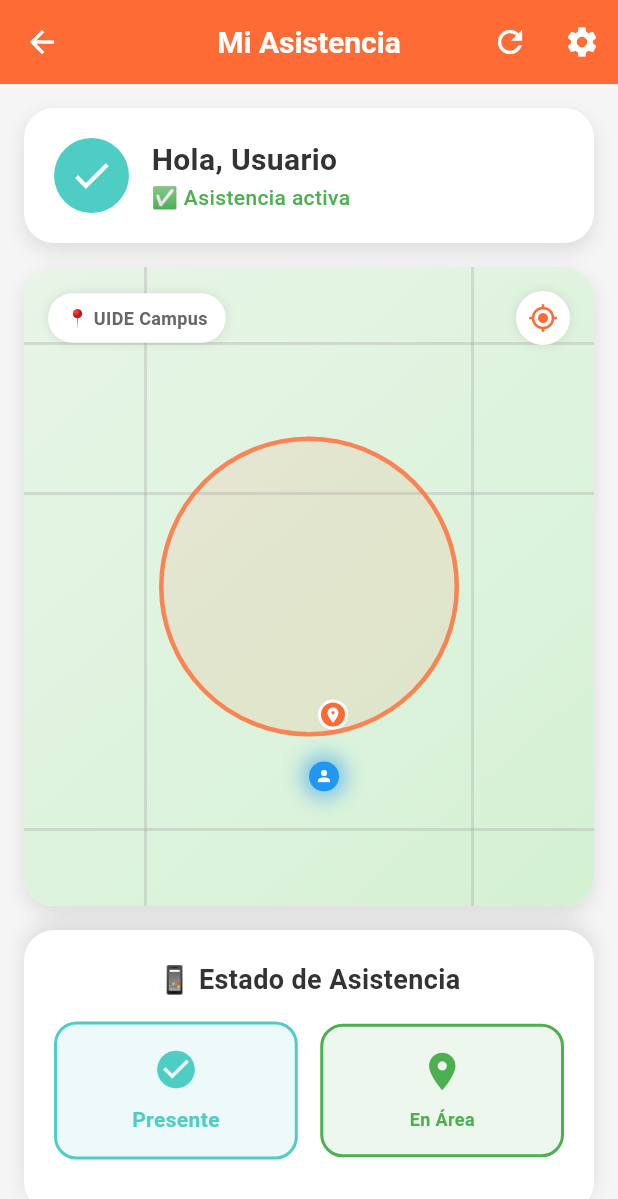
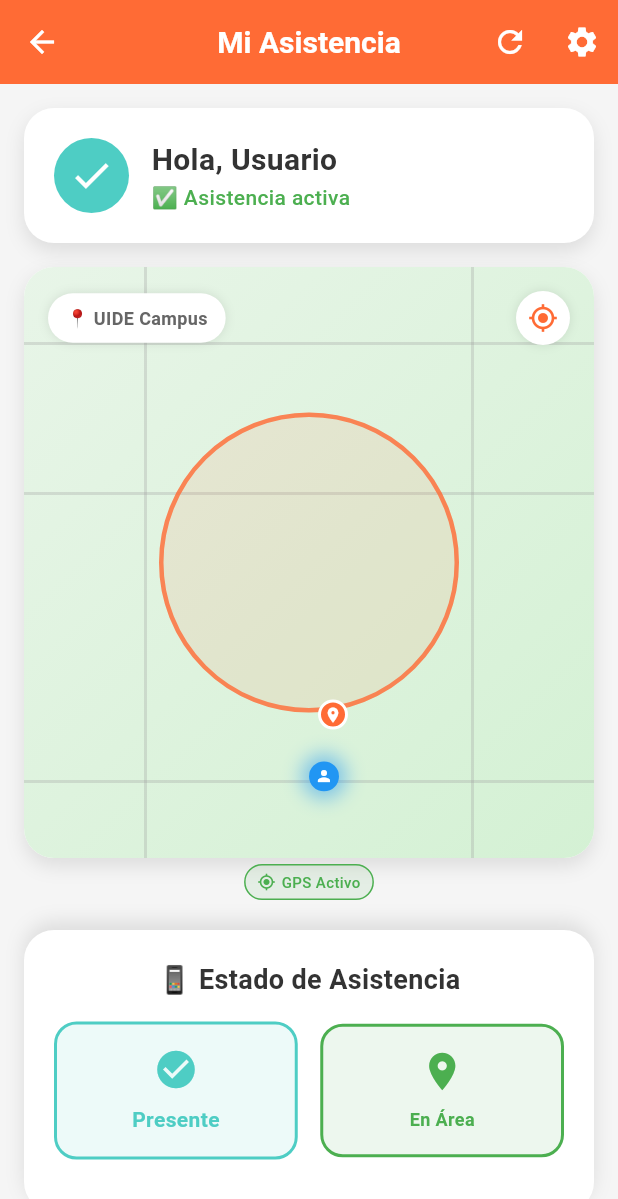
Before and after one commit to nicevall/GeoAsist_Front, a Flutter app: the MapViewScreen screen opened by its route, on a phone screen of 412 x 824 dp. Shown: the top 1199 px of the screen. Run offline on Flutter 3.47's test engine with Material 3 defaults, Android fonts, the phone set to English and light mode, and no system bars; our stand-ins replace geolocator, shared_preferences; missing offline and left inert: workmanager; accounts and stored records are empty; network calls fail.

Commit message:
🩹 Fix warnings

```diff
--- a/lib/screens/map_view/map_view_screen.dart
+++ b/lib/screens/map_view/map_view_screen.dart
@@ -420,11 +420,12 @@ class _MapViewScreenState extends State<MapViewScreen>
   Future<void> _checkLocationPermissions() async {
     final hasPermissions = await _permissionService.hasLocationPermissions();
 
+    setState(() => _hasLocationPermissions = hasPermissions);
+
     if (hasPermissions) {
-      setState(() => _hasLocationPermissions = true);
       _startRealLocationTracking();
-    } else if (widget.isStudentMode) {
-      // Solo para estudiantes - solicitar permisos
+    } else {
+      // AMBOS roles necesitan GPS - solicitar permisos
       _showPermissionDialog();
     }
   }
@@ -698,6 +699,42 @@ class _MapViewScreenState extends State<MapViewScreen>
             ),
           ),
 
+          // Indicador GPS para TODOS los usuarios
+          // Indicador GPS para TODOS los usuarios
+          Container(
+            margin: const EdgeInsets.symmetric(horizontal: 16, vertical: 4),
+            padding: const EdgeInsets.symmetric(horizontal: 8, vertical: 4),
+            decoration: BoxDecoration(
+              color: (_hasLocationPermissions ? Colors.green : Colors.red)
+                  .withValues(alpha: 0.1),
+              borderRadius: BorderRadius.circular(12),
+              border: Border.all(
+                color: _hasLocationPermissions ? Colors.green : Colors.red,
+                width: 1,
+              ),
+            ),
+            child: Row(
+              mainAxisSize: MainAxisSize.min,
+              mainAxisAlignment: MainAxisAlignment.center,
+              children: [
+                Icon(
+                  _hasLocationPermissions ? Icons.gps_fixed : Icons.gps_off,
+                  size: 12,
+                  color: _hasLocationPermissions ? Colors.green : Colors.red,
+                ),
+                const SizedBox(width: 4),
+                Text(
+                  _hasLocationPermissions ? 'GPS Activo' : 'GPS Desactivado',
+                  style: TextStyle(
+                    fontSize: 10,
+                    color: _hasLocationPermissions ? Colors.green : Colors.red,
+                    fontWeight: FontWeight.w500,
+                  ),
+                ),
+              ],
+            ),
+          ),
+
           // 🆕 AGREGAR AQUÍ - Botón de asistencia para estudiantes
           if (widget.isStudentMode && _attendanceStatus != null)
             AttendanceButtonWidget(
--- a/lib/widgets/event_card.dart
+++ b/lib/widgets/event_card.dart
@@ -11,13 +11,13 @@ class EventCard extends StatelessWidget {
   final VoidCallback? onDelete;
 
   const EventCard({
-    Key? key,
+    super.key,
     required this.evento,
     this.showActions = false,
     this.onTap,
     this.onEdit,
     this.onDelete,
-  }) : super(key: key);
+  });
 
   @override
   Widget build(BuildContext context) {
```
Also changed, not shown: lib/screens/create_event_screen.dart (+4 -4 lines), lib/screens/student_dashboard_screen.dart (+7 -0 lines), lib/services/permission_service.dart (+4 -3 lines).
